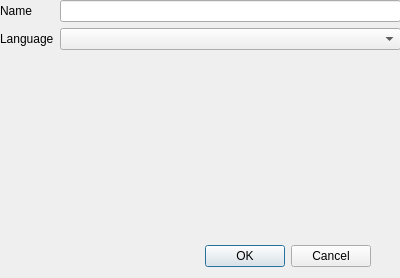
The window that exportclass.ui (AvaN0x/IUT-UMLDesigner) describes before a commit, drawn with Qt 5.
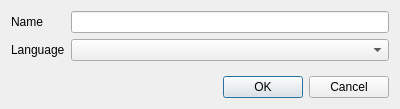
The same window after the commit.

Diff of the .ui file:
```diff
--- a/exportclass.ui
+++ b/exportclass.ui
@@ -7,37 +7,14 @@
     <x>0</x>
     <y>0</y>
     <width>400</width>
-    <height>278</height>
+    <height>109</height>
    </rect>
   </property>
   <property name="windowTitle">
    <string>Dialog</string>
   </property>
-  <widget class="QDialogButtonBox" name="buttonBox">
-   <property name="geometry">
-    <rect>
-     <x>30</x>
-     <y>240</y>
-     <width>341</width>
-     <height>32</height>
-    </rect>
-   </property>
-   <property name="orientation">
-    <enum>Qt::Horizontal</enum>
-   </property>
-   <property name="standardButtons">
-    <set>QDialogButtonBox::Cancel|QDialogButtonBox::Ok</set>
-   </property>
-  </widget>
-  <widget class="QWidget" name="formLayoutWidget">
-   <property name="geometry">
-    <rect>
-     <x>0</x>
-     <y>0</y>
-     <width>401</width>
-     <height>231</height>
-    </rect>
-   </property>
+  <layout class="QVBoxLayout" name="verticalLayout">
+   <item>
    <layout class="QFormLayout" name="formLayout">
     <item row="1" column="0">
      <widget class="QLabel" name="label_2">
@@ -64,7 +41,18 @@
      </widget>
     </item>
    </layout>
-  </widget>
+   </item>
+   <item>
+    <widget class="QDialogButtonBox" name="buttonBox">
+     <property name="orientation">
+      <enum>Qt::Horizontal</enum>
+     </property>
+     <property name="standardButtons">
+      <set>QDialogButtonBox::Cancel|QDialogButtonBox::Ok</set>
+     </property>
+    </widget>
+   </item>
+  </layout>
  </widget>
  <resources/>
  <connections>
```
Lines whose indentation alone changed are shown as unchanged.
